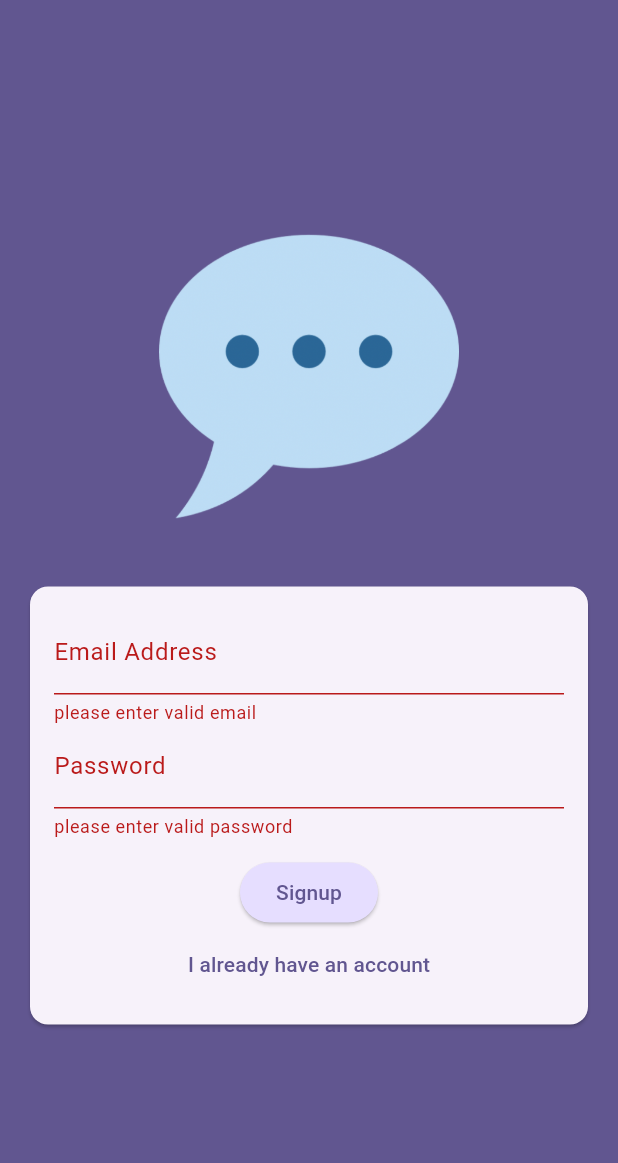
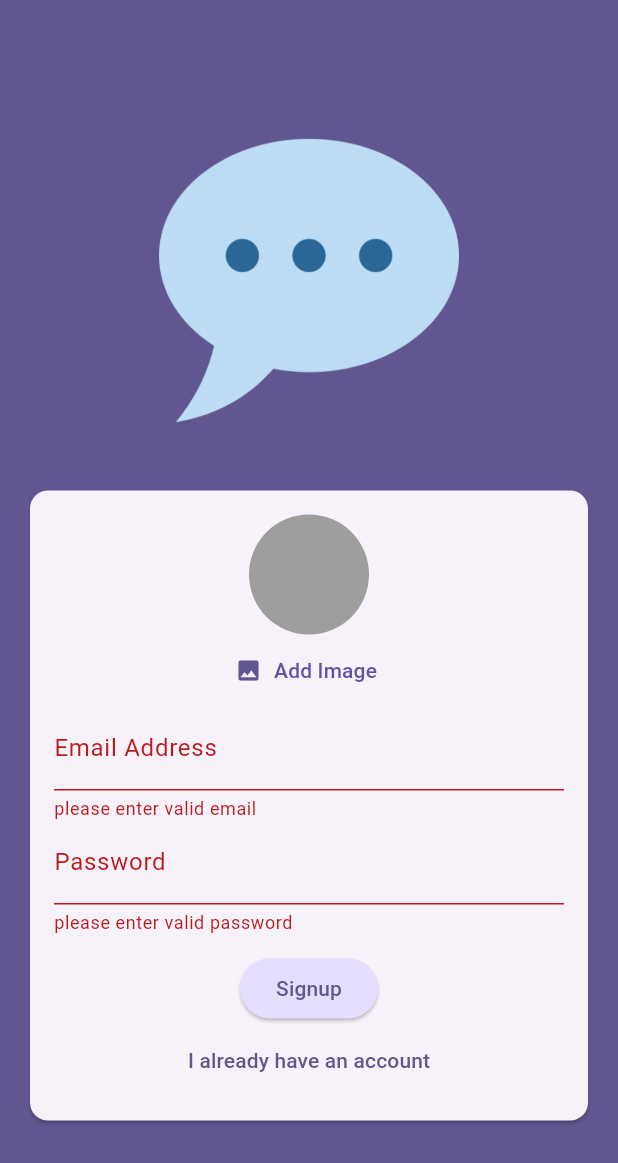
Before and after one commit to taufiqelahi/udemy_flutter_section-14, a Flutter app: the screen it shows after launch, after a tap on "Login", after a tap on "Create an account", on a phone screen of 412 x 824 dp. Shown: the top 1163 px of the screen. Run offline on Flutter 3.47's test engine with Material 3 defaults, Android fonts, the phone set to English and light mode, and no system bars; our stand-ins replace firebase_auth, firebase_core, image_picker; accounts and stored records are empty; generated files the repository leaves out were written again.

Commit message:
added image into photo signup page and get images from file

```diff
--- a/lib/auth_screen.dart
+++ b/lib/auth_screen.dart
@@ -1,6 +1,7 @@
 import 'package:firebase_auth/firebase_auth.dart';
 import 'package:flutter/material.dart';
 import 'package:udemy_flutter_section14/chat_screen.dart';
+import 'package:udemy_flutter_section14/components/user_image_picker.dart';
 
 class AuthScreen extends StatefulWidget {
   const AuthScreen({super.key});
@@ -47,6 +48,7 @@ class _AuthScreenState extends State<AuthScreen> {
                       child: Column(
                         mainAxisSize: MainAxisSize.min,
                         children: [
+                         if(!_isLogin) UserImagePicker(),
                           TextFormField(
                             controller: _emailController,
                             decoration: const InputDecoration(
--- /dev/null
+++ b/lib/components/user_image_picker.dart
@@ -0,0 +1,41 @@
+import 'dart:io';
+
+import 'package:flutter/material.dart';
+import 'package:image_picker/image_picker.dart';
+
+class UserImagePicker extends StatefulWidget {
+  const UserImagePicker({super.key});
+
+  @override
+  State<UserImagePicker> createState() => _UserImagePickerState();
+}
+
+class _UserImagePickerState extends State<UserImagePicker> {
+  File ? seletedImage;
+  Future<void> pickImages() async {
+  final pickedImage=await  ImagePicker().pickImage(source: ImageSource.gallery,maxWidth:150,imageQuality: 50 );
+  if(pickedImage==null){
+    return;
+  }
+  setState(() {
+    seletedImage=File(pickedImage.path);
+  });
+  }
+  @override
+  Widget build(BuildContext context) {
+    return Column(
+      children: [
+        CircleAvatar(
+          radius: 40,
+          backgroundColor: Colors.grey,
+          foregroundImage: seletedImage!=null?FileImage(seletedImage!):null,
+        ),
+        TextButton.icon(onPressed:pickImages, icon: Icon(Icons.image),
+        label: Text('Add Image',style: TextStyle(
+          color: Theme.of(context).primaryColor
+        ),),
+       )
+      ],
+    );
+  }
+}
```
Also changed, not shown: 2 other files.
